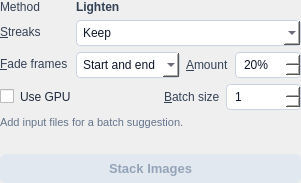
Before: the Qt Designer form src/startrails/ui/step_stack_images.ui in gkyle/startrails, drawn with Qt 5.
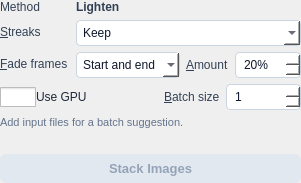
After: the same form once the commit is applied. Icons and pictures are not drawn.

```diff
--- a/src/startrails/ui/step_stack_images.ui
+++ b/src/startrails/ui/step_stack_images.ui
@@ -203,6 +203,12 @@
        <property name="text">
         <string>Use GPU</string>
        </property>
+       <property name="styleSheet">
+        <string notr="true">QCheckBox#useGPU { spacing: 0px; }
+      QCheckBox#useGPU::indicator { width: 36px; height: 20px; }
+      QCheckBox#useGPU::indicator:unchecked { image: url(:/startrails/ui/switch_off.png); }
+      QCheckBox#useGPU::indicator:checked { image: url(:/startrails/ui/switch_on.png); }</string>
+       </property>
       </widget>
      </item>
      <item>
```
Left out of the diff: 4 changed lines with no effect on the pictures.
